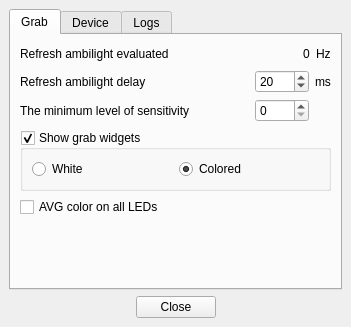
Old version of the form Software/src/mainwindow.ui in the repository Atarity/Lightpack.
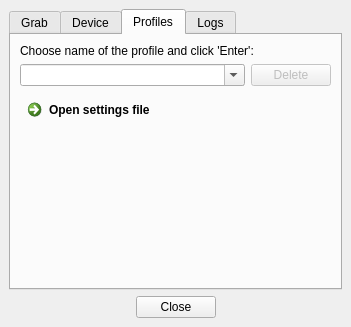
New version of the form. The open tabs and pages were chosen to show the change. Icons and pictures are not drawn.

Commit message: Software: move settings to separate "static" class; MainWindow: added tab with settings-profile stuff; move MainWindow to center of screen and call adjustSize only when initialize;

Patch:
```diff
--- a/Software/src/mainwindow.ui
+++ b/Software/src/mainwindow.ui
@@ -430,6 +430,79 @@
         </item>
        </layout>
       </widget>
+      <widget class="QWidget" name="tab">
+       <attribute name="title">
+        <string>Profiles</string>
+       </attribute>
+       <layout class="QVBoxLayout" name="verticalLayout_5">
+        <item>
+         <widget class="QLabel" name="label">
+          <property name="text">
+           <string>Choose name of the profile and click 'Enter':</string>
+          </property>
+         </widget>
+        </item>
+        <item>
+         <layout class="QHBoxLayout" name="horizontalLayout_3">
+          <item>
+           <widget class="QComboBox" name="comboBox_Profiles">
+            <property name="editable">
+             <bool>true</bool>
+            </property>
+            <property name="insertPolicy">
+             <enum>QComboBox::InsertAlphabetically</enum>
+            </property>
+           </widget>
+          </item>
+          <item>
+           <widget class="QPushButton" name="pushButton_DeleteProfile">
+            <property name="enabled">
+             <bool>false</bool>
+            </property>
+            <property name="sizePolicy">
+             <sizepolicy hsizetype="Maximum" vsizetype="Fixed">
+              <horstretch>0</horstretch>
+              <verstretch>0</verstretch>
+             </sizepolicy>
+            </property>
+            <property name="text">
+             <string>Delete</string>
+            </property>
+            <property name="checkable">
+             <bool>false</bool>
+            </property>
+           </widget>
+          </item>
+         </layout>
+        </item>
+        <item>
+         <widget class="QCommandLinkButton" name="commandLinkButton_OpenSettings">
+          <property name="text">
+           <string>Open settings file</string>
+          </property>
+          <property name="checkable">
+           <bool>false</bool>
+          </property>
+          <property name="description">
+           <string/>
+          </property>
+         </widget>
+        </item>
+        <item>
+         <spacer name="verticalSpacer_3">
+          <property name="orientation">
+           <enum>Qt::Vertical</enum>
+          </property>
+          <property name="sizeHint" stdset="0">
+           <size>
+            <width>20</width>
+            <height>40</height>
+           </size>
+          </property>
+         </spacer>
+        </item>
+       </layout>
+      </widget>
       <widget class="QWidget" name="tabLogs">
        <property name="layoutDirection">
         <enum>Qt::LeftToRight</enum>
@@ -466,19 +539,6 @@
           </property>
          </widget>
         </item>
-        <item>
-         <widget class="QCommandLinkButton" name="commandLinkButton_OpenSettings">
-          <property name="text">
-           <string>Open settings file</string>
-          </property>
-          <property name="checkable">
-           <bool>false</bool>
-          </property>
-          <property name="description">
-           <string/>
-          </property>
-         </widget>
-        </item>
        </layout>
       </widget>
      </widget>
```
The commit also changes 8 other files.
